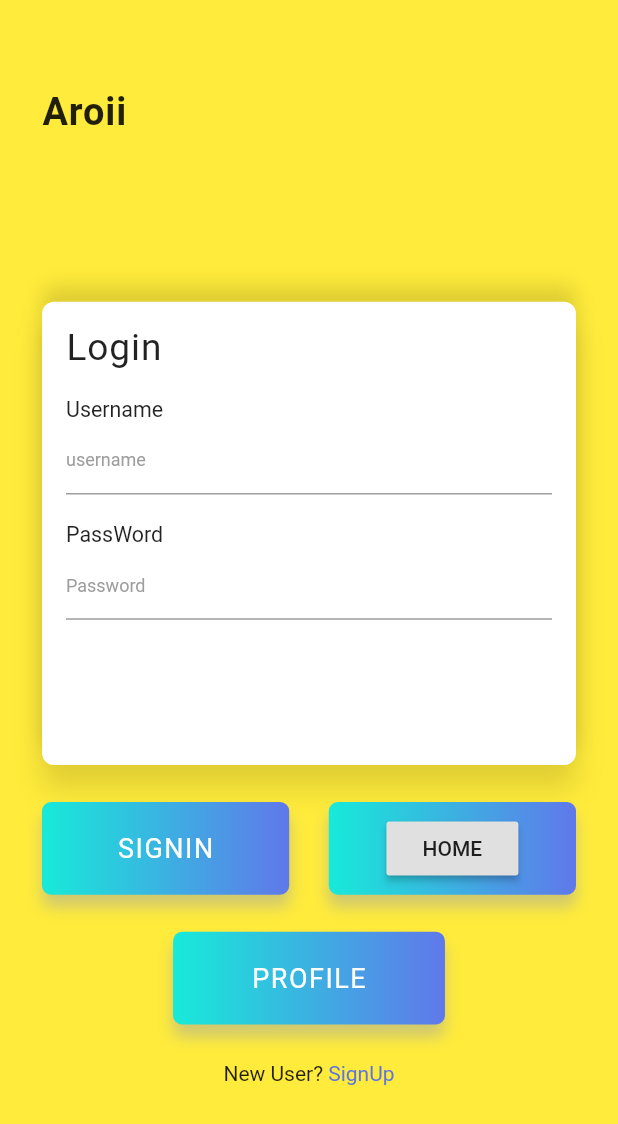
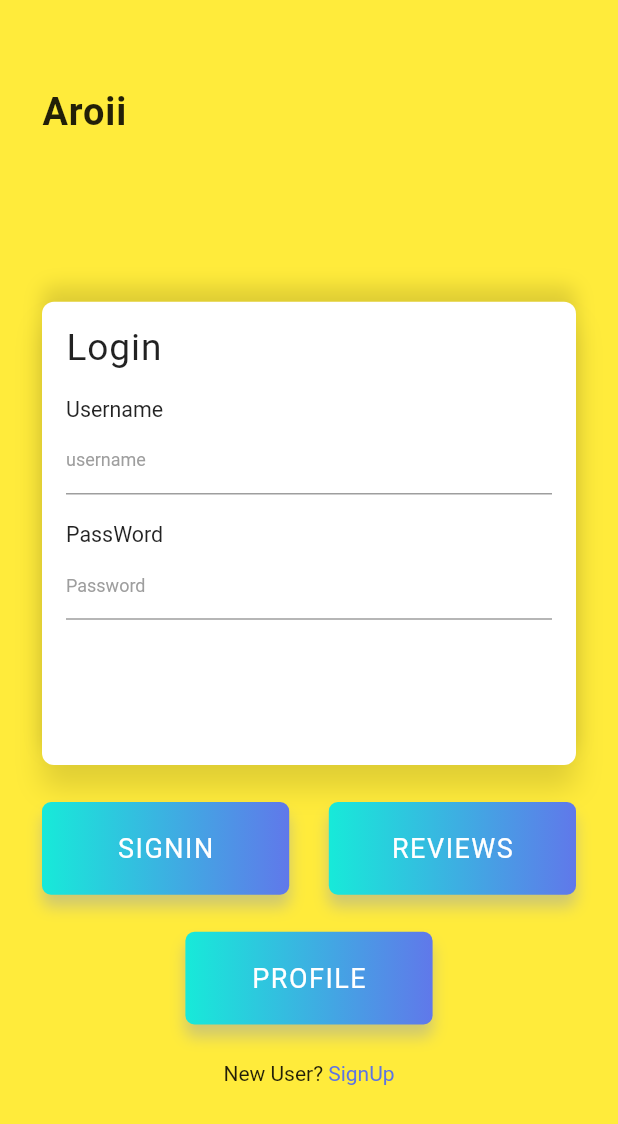
Before and after one commit to dusitsiri/flutter_app_v1, a Flutter app: the screen it shows after launch, on a phone screen of 412 x 824 dp. Shown: the top 1124 px of the screen. Run offline on Flutter 3.47's test engine with Material 2 defaults, Android fonts, the phone set to English and light mode, and no system bars; our stand-ins replace flutter_screenutil; Roboto replaces fonts that are missing (Poppins-Bold, Poppins-Medium).

Commit message:
edit review button

```diff
--- a/lib/main.dart
+++ b/lib/main.dart
@@ -10,13 +10,10 @@ import 'package:flutter_login_page_ui/screens/profile.dart';
 void main() => runApp(MaterialApp(
       initialRoute: '/',
       routes: {
-        // When we navigate to the "/" route, build the FirstScreen Widget
         '/': (context) => MyApp(),
-        // When we navigate to the "/second" route, build the SecondScreen Widget
         '/profile': (context) => ProfileScreen(),
+        '/review': (context) => MyAppReview(),
       },
-      // home: MyApp(),
-      // debugShowCheckedModeBanner: false,
     ));
 
 class MyApp extends StatefulWidget {
@@ -162,25 +159,21 @@ class _MyAppState extends State<MyApp> {
                           child: Material(
                             color: Colors.transparent,
                             child: InkWell(
-                              onTap: () {},
+                              onTap: () {
+                                Navigator.pushNamed(context, '/review');
+                              },
                               child: Center(
-                                child: RaisedButton(
-                                  onPressed: (){
-                                    Navigator.push(context,MaterialPageRoute(builder: (context) => MyAppReview()),
-  );
-                                  },
-                                    child: Text("HOME"),
-                                    // TextStyle(
-                                    //     color: Colors.white,
-                                    //     fontFamily: "Poppins-Bold",
-                                    //     fontSize: 18,
-                                    //     letterSpacing: 1.0)
-                                        ),
+                                child: Text("REVIEWS",
+                                    style: TextStyle(
+                                        color: Colors.white,
+                                        fontFamily: "Poppins-Bold",
+                                        fontSize: 18,
+                                        letterSpacing: 1.0)),
                               ),
                             ),
                           ),
                         ),
-                      )
+                      ),
                     ],
                   ),
                   SizedBox(
@@ -188,7 +181,7 @@ class _MyAppState extends State<MyApp> {
                   ),
                   InkWell(
                     child: Container(
-                      width: ScreenUtil.getInstance().setWidth(330),
+                      width: ScreenUtil.getInstance().setWidth(300),
                       height: ScreenUtil.getInstance().setHeight(100),
                       decoration: BoxDecoration(
                           gradient: LinearGradient(
@@ -203,7 +196,9 @@ class _MyAppState extends State<MyApp> {
                       child: Material(
                         color: Colors.transparent,
                         child: InkWell(
-                          onTap: () {Navigator.pushNamed(context, '/profile');},
+                          onTap: () {
+                            Navigator.pushNamed(context, '/profile');
+                          },
                           child: Center(
                             child: Text("PROFILE",
                                 style: TextStyle(
```
